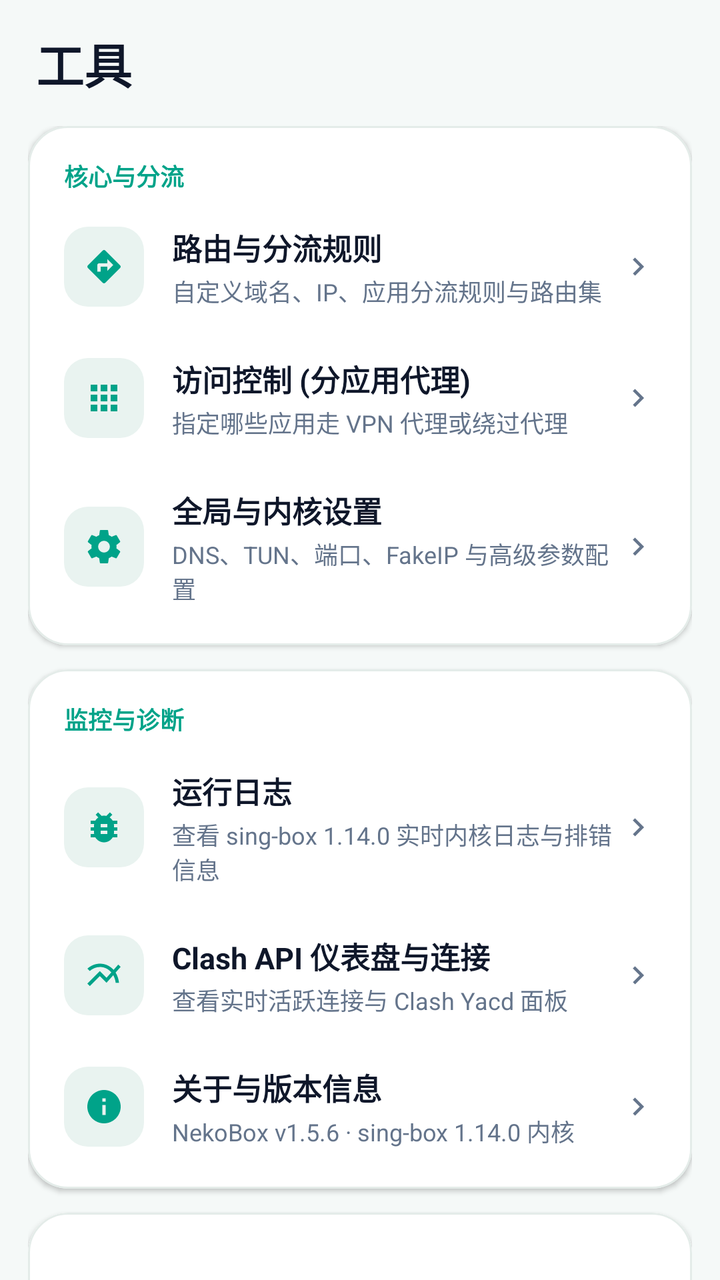
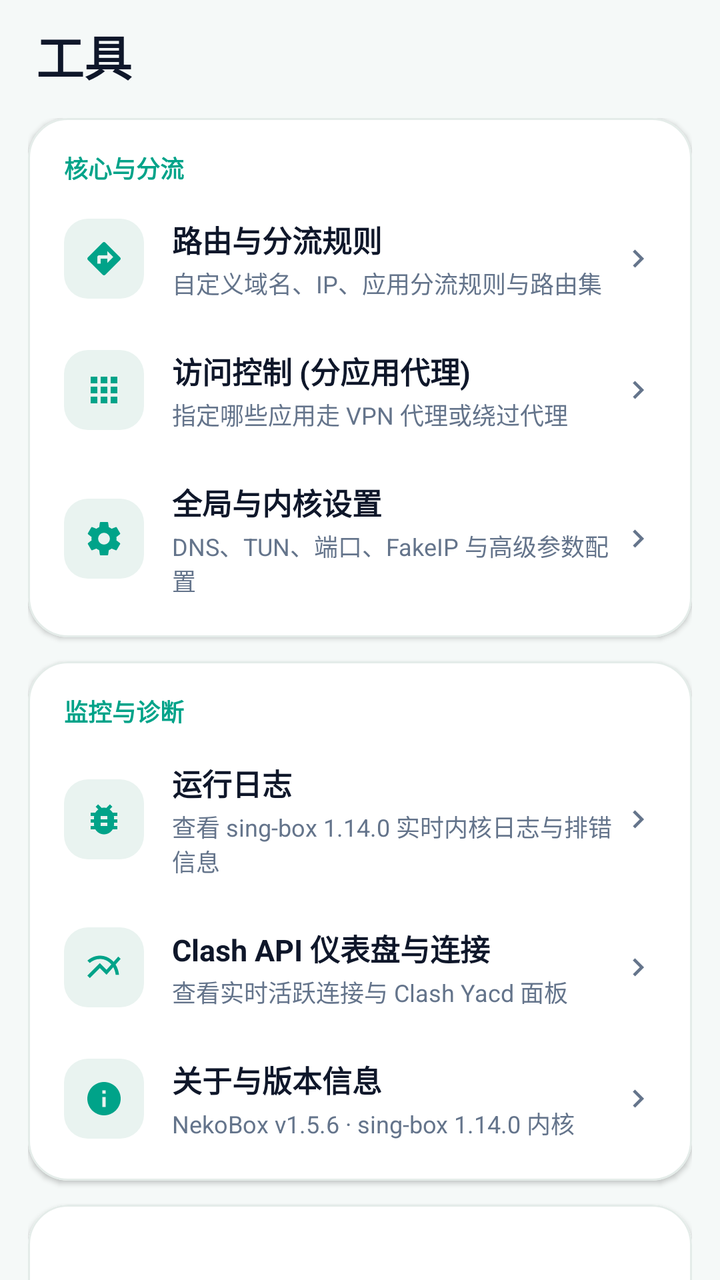

Before-and-after screenshots of an Android layout around one commit, followed by the original layout XML and the change that was made.
<!-- AndroidManifest.xml: application theme Theme.Start -->
<!-- res/layout/layout_tools.xml -->
<?xml version="1.0" encoding="utf-8"?>
<LinearLayout xmlns:android="http://schemas.android.com/apk/res/android"
    xmlns:app="http://schemas.android.com/apk/res-auto"
    xmlns:tools="http://schemas.android.com/tools"
    android:layout_width="match_parent"
    android:layout_height="match_parent"
    android:background="@color/fl_bg_light"
    android:orientation="vertical"
    tools:context=".ui.ToolsFragment">

    
    <androidx.appcompat.widget.Toolbar
        android:id="@+id/toolbar"
        android:layout_width="match_parent"
        android:layout_height="0dp"
        android:visibility="gone" />

    
    <LinearLayout
        android:layout_width="match_parent"
        android:layout_height="wrap_content"
        android:gravity="center_vertical"
        android:orientation="horizontal"
        android:paddingHorizontal="18dp"
        android:paddingTop="14dp"
        android:paddingBottom="10dp">

        <TextView
            android:layout_width="0dp"
            android:layout_height="wrap_content"
            android:layout_weight="1"
            android:text="工具"
            android:textColor="@color/fl_text_primary"
            android:textSize="24sp"
            android:textStyle="bold" />

    </LinearLayout>

    <androidx.core.widget.NestedScrollView
        android:layout_width="match_parent"
        android:layout_height="0dp"
        android:layout_weight="1"
        android:clipToPadding="false"
        android:fillViewport="true"
        android:overScrollMode="never"
        android:paddingBottom="128dp">

        <LinearLayout
            android:layout_width="match_parent"
            android:layout_height="wrap_content"
            android:orientation="vertical"
            android:paddingHorizontal="14dp"
            android:paddingTop="4dp"
            android:paddingBottom="16dp">

            
            <com.google.android.material.card.MaterialCardView
                android:layout_width="match_parent"
                android:layout_height="wrap_content"
                android:layout_marginBottom="12dp"
                app:cardBackgroundColor="@color/fl_card_bg"
                app:cardCornerRadius="20dp"
                app:cardElevation="1.5dp"
                app:strokeColor="@color/fl_card_stroke"
                app:strokeWidth="1dp">

                <LinearLayout
                    android:layout_width="match_parent"
                    android:layout_height="wrap_content"
                    android:orientation="vertical"
                    android:paddingVertical="8dp">

                    <TextView
                        android:layout_width="wrap_content"
                        android:layout_height="wrap_content"
                        android:paddingHorizontal="18dp"
                        android:paddingTop="8dp"
                        android:paddingBottom="4dp"
                        android:text="核心与分流"
                        android:textColor="@color/theme_primary"
                        android:textSize="12sp"
                        android:textStyle="bold" />

                    
                    <LinearLayout
                        android:id="@+id/tool_item_route"
                        android:layout_width="match_parent"
                        android:layout_height="wrap_content"
                        android:background="?attr/selectableItemBackground"
                        android:clickable="true"
                        android:focusable="true"
                        android:gravity="center_vertical"
                        android:orientation="horizontal"
                        android:paddingHorizontal="18dp"
                        android:paddingVertical="12dp">

                        <FrameLayout
                            android:layout_width="40dp"
                            android:layout_height="40dp"
                            android:layout_marginEnd="14dp"
                            android:background="@drawable/bg_fl_group_avatar">

                            <ImageView
                                android:layout_width="20dp"
                                android:layout_height="20dp"
                                android:layout_gravity="center"
                                app:srcCompat="@drawable/ic_maps_directions"
                                app:tint="@color/theme_primary" />
                        </FrameLayout>

                        <LinearLayout
                            android:layout_width="0dp"
                            android:layout_height="wrap_content"
                            android:layout_weight="1"
                            android:orientation="vertical">

                            <TextView
                                android:layout_width="wrap_content"
                                android:layout_height="wrap_content"
                                android:text="路由与分流规则"
                                android:textColor="@color/fl_text_primary"
                                android:textSize="15sp"
                                android:textStyle="bold" />

                            <TextView
                                android:layout_width="wrap_content"
                                android:layout_height="wrap_content"
                                android:layout_marginTop="2dp"
                                android:text="自定义域名、IP、应用分流规则与路由集"
                                android:textColor="@color/fl_text_secondary"
                                android:textSize="12sp" />
                        </LinearLayout>

                        <ImageView
                            android:layout_width="18dp"
                            android:layout_height="18dp"
                            app:srcCompat="@drawable/ic_fl_chevron_right"
                            app:tint="@color/fl_text_secondary" />
                    </LinearLayout>

                    
                    <LinearLayout
                        android:id="@+id/tool_item_apps"
                        android:layout_width="match_parent"
                        android:layout_height="wrap_content"
                        android:background="?attr/selectableItemBackground"
                        android:clickable="true"
                        android:focusable="true"
                        android:gravity="center_vertical"
                        android:orientation="horizontal"
                        android:paddingHorizontal="18dp"
                        android:paddingVertical="12dp">

                        <FrameLayout
                            android:layout_width="40dp"
                            android:layout_height="40dp"
                            android:layout_marginEnd="14dp"
                            android:background="@drawable/bg_fl_group_avatar">

                            <ImageView
                                android:layout_width="20dp"
                                android:layout_height="20dp"
                                android:layout_gravity="center"
                                app:srcCompat="@drawable/ic_navigation_apps"
                                app:tint="@color/theme_primary" />
                        </FrameLayout>

                        <LinearLayout
                            android:layout_width="0dp"
                            android:layout_height="wrap_content"
                            android:layout_weight="1"
                            android:orientation="vertical">

                            <TextView
                                android:layout_width="wrap_content"
                                android:layout_height="wrap_content"
                                android:text="访问控制 (分应用代理)"
                                android:textColor="@color/fl_text_primary"
                                android:textSize="15sp"
                                android:textStyle="bold" />

                            <TextView
                                android:layout_width="wrap_content"
                                android:layout_height="wrap_content"
                                android:layout_marginTop="2dp"
                                android:text="指定哪些应用走 VPN 代理或绕过代理"
                                android:textColor="@color/fl_text_secondary"
                                android:textSize="12sp" />
                        </LinearLayout>

                        <ImageView
                            android:layout_width="18dp"
                            android:layout_height="18dp"
                            app:srcCompat="@drawable/ic_fl_chevron_right"
                            app:tint="@color/fl_text_secondary" />
                    </LinearLayout>

                    
                    <LinearLayout
                        android:id="@+id/tool_item_settings"
                        android:layout_width="match_parent"
                        android:layout_height="wrap_content"
                        android:background="?attr/selectableItemBackground"
                        android:clickable="true"
                        android:focusable="true"
                        android:gravity="center_vertical"
                        android:orientation="horizontal"
                        android:paddingHorizontal="18dp"
                        android:paddingVertical="12dp">

                        <FrameLayout
                            android:layout_width="40dp"
                            android:layout_height="40dp"
                            android:layout_marginEnd="14dp"
                            android:background="@drawable/bg_fl_group_avatar">

                            <ImageView
                                android:layout_width="20dp"
                                android:layout_height="20dp"
                                android:layout_gravity="center"
                                app:srcCompat="@drawable/ic_action_settings"
                                app:tint="@color/theme_primary" />
                        </FrameLayout>

                        <LinearLayout
                            android:layout_width="0dp"
                            android:layout_height="wrap_content"
                            android:layout_weight="1"
                            android:orientation="vertical">

                            <TextView
                                android:layout_width="wrap_content"
                                android:layout_height="wrap_content"
                                android:text="全局与内核设置"
                                android:textColor="@color/fl_text_primary"
                                android:textSize="15sp"
                                android:textStyle="bold" />

                            <TextView
                                android:layout_width="wrap_content"
                                android:layout_height="wrap_content"
                                android:layout_marginTop="2dp"
                                android:text="DNS、TUN、端口、FakeIP 与高级参数配置"
                                android:textColor="@color/fl_text_secondary"
                                android:textSize="12sp" />
                        </LinearLayout>

                        <ImageView
                            android:layout_width="18dp"
                            android:layout_height="18dp"
                            app:srcCompat="@drawable/ic_fl_chevron_right"
                            app:tint="@color/fl_text_secondary" />
                    </LinearLayout>

                </LinearLayout>
            </com.google.android.material.card.MaterialCardView>

            
            <com.google.android.material.card.MaterialCardView
                android:layout_width="match_parent"
                android:layout_height="wrap_content"
                android:layout_marginBottom="12dp"
                app:cardBackgroundColor="@color/fl_card_bg"
                app:cardCornerRadius="20dp"
                app:cardElevation="1.5dp"
                app:strokeColor="@color/fl_card_stroke"
                app:strokeWidth="1dp">

                <LinearLayout
                    android:layout_width="match_parent"
                    android:layout_height="wrap_content"
                    android:orientation="vertical"
                    android:paddingVertical="8dp">

                    <TextView
                        android:layout_width="wrap_content"
                        android:layout_height="wrap_content"
                        android:paddingHorizontal="18dp"
                        android:paddingTop="8dp"
                        android:paddingBottom="4dp"
                        android:text="监控与诊断"
                        android:textColor="@color/theme_primary"
                        android:textSize="12sp"
                        android:textStyle="bold" />

                    
                    <LinearLayout
                        android:id="@+id/tool_item_logcat"
                        android:layout_width="match_parent"
                        android:layout_height="wrap_content"
                        android:background="?attr/selectableItemBackground"
                        android:clickable="true"
                        android:focusable="true"
                        android:gravity="center_vertical"
                        android:orientation="horizontal"
                        android:paddingHorizontal="18dp"
                        android:paddingVertical="12dp">

                        <FrameLayout
                            android:layout_width="40dp"
                            android:layout_height="40dp"
                            android:layout_marginEnd="14dp"
                            android:background="@drawable/bg_fl_group_avatar">

                            <ImageView
                                android:layout_width="20dp"
                                android:layout_height="20dp"
                                android:layout_gravity="center"
                                app:srcCompat="@drawable/ic_baseline_bug_report_24"
                                app:tint="@color/theme_primary" />
                        </FrameLayout>

                        <LinearLayout
                            android:layout_width="0dp"
                            android:layout_height="wrap_content"
                            android:layout_weight="1"
                            android:orientation="vertical">

                            <TextView
                                android:layout_width="wrap_content"
                                android:layout_height="wrap_content"
                                android:text="运行日志"
                                android:textColor="@color/fl_text_primary"
                                android:textSize="15sp"
                                android:textStyle="bold" />

                            <TextView
                                android:layout_width="wrap_content"
                                android:layout_height="wrap_content"
                                android:layout_marginTop="2dp"
                                android:text="查看 sing-box 1.14.0 实时内核日志与排错信息"
                                android:textColor="@color/fl_text_secondary"
                                android:textSize="12sp" />
                        </LinearLayout>

                        <ImageView
                            android:layout_width="18dp"
                            android:layout_height="18dp"
                            app:srcCompat="@drawable/ic_fl_chevron_right"
                            app:tint="@color/fl_text_secondary" />
                    </LinearLayout>

                    
                    <LinearLayout
                        android:id="@+id/tool_item_traffic"
                        android:layout_width="match_parent"
                        android:layout_height="wrap_content"
                        android:background="?attr/selectableItemBackground"
                        android:clickable="true"
                        android:focusable="true"
                        android:gravity="center_vertical"
                        android:orientation="horizontal"
                        android:paddingHorizontal="18dp"
                        android:paddingVertical="12dp">

                        <FrameLayout
                            android:layout_width="40dp"
                            android:layout_height="40dp"
                            android:layout_marginEnd="14dp"
                            android:background="@drawable/bg_fl_group_avatar">

                            <ImageView
                                android:layout_width="20dp"
                                android:layout_height="20dp"
                                android:layout_gravity="center"
                                app:srcCompat="@drawable/ic_baseline_multiline_chart_24"
                                app:tint="@color/theme_primary" />
                        </FrameLayout>

                        <LinearLayout
                            android:layout_width="0dp"
                            android:layout_height="wrap_content"
                            android:layout_weight="1"
                            android:orientation="vertical">

                            <TextView
                                android:layout_width="wrap_content"
                                android:layout_height="wrap_content"
                                android:text="Clash API 仪表盘与连接"
                                android:textColor="@color/fl_text_primary"
                                android:textSize="15sp"
                                android:textStyle="bold" />

                            <TextView
                                android:layout_width="wrap_content"
                                android:layout_height="wrap_content"
                                android:layout_marginTop="2dp"
                                android:text="查看实时活跃连接与 Clash Yacd 面板"
                                android:textColor="@color/fl_text_secondary"
                                android:textSize="12sp" />
                        </LinearLayout>

                        <ImageView
                            android:layout_width="18dp"
                            android:layout_height="18dp"
                            app:srcCompat="@drawable/ic_fl_chevron_right"
                            app:tint="@color/fl_text_secondary" />
                    </LinearLayout>

                    
                    <LinearLayout
                        android:id="@+id/tool_item_about"
                        android:layout_width="match_parent"
                        android:layout_height="wrap_content"
                        android:background="?attr/selectableItemBackground"
                        android:clickable="true"
                        android:focusable="true"
                        android:gravity="center_vertical"
                        android:orientation="horizontal"
                        android:paddingHorizontal="18dp"
                        android:paddingVertical="12dp">

                        <FrameLayout
                            android:layout_width="40dp"
                            android:layout_height="40dp"
                            android:layout_marginEnd="14dp"
                            android:background="@drawable/bg_fl_group_avatar">

                            <ImageView
                                android:layout_width="20dp"
                                android:layout_height="20dp"
                                android:layout_gravity="center"
                                app:srcCompat="@drawable/ic_baseline_info_24"
                                app:tint="@color/theme_primary" />
                        </FrameLayout>

                        <LinearLayout
                            android:layout_width="0dp"
                            android:layout_height="wrap_content"
                            android:layout_weight="1"
                            android:orientation="vertical">

                            <TextView
                                android:layout_width="wrap_content"
                                android:layout_height="wrap_content"
                                android:text="关于与版本信息"
                                android:textColor="@color/fl_text_primary"
                                android:textSize="15sp"
                                android:textStyle="bold" />

                            <TextView
                                android:layout_width="wrap_content"
                                android:layout_height="wrap_content"
                                android:layout_marginTop="2dp"
                                android:text="NekoBox v1.5.6 · sing-box 1.14.0 内核"
                                android:textColor="@color/fl_text_secondary"
                                android:textSize="12sp" />
                        </LinearLayout>

                        <ImageView
                            android:layout_width="18dp"
                            android:layout_height="18dp"
                            app:srcCompat="@drawable/ic_fl_chevron_right"
                            app:tint="@color/fl_text_secondary" />
                    </LinearLayout>

                </LinearLayout>
            </com.google.android.material.card.MaterialCardView>

            
            <com.google.android.material.card.MaterialCardView
                android:layout_width="match_parent"
                android:layout_height="wrap_content"
                app:cardBackgroundColor="@color/fl_card_bg"
                app:cardCornerRadius="20dp"
                app:cardElevation="1.5dp"
                app:strokeColor="@color/fl_card_stroke"
                app:strokeWidth="1dp">

                <LinearLayout
                    android:layout_width="match_parent"
                    android:layout_height="wrap_content"
                    android:orientation="vertical">

                    <com.google.android.material.tabs.TabLayout
                        android:id="@+id/tools_tab"
                        android:layout_width="match_parent"
                        android:layout_height="44dp"
                        android:background="@color/fl_card_bg"
                        app:tabIndicatorColor="@color/theme_primary"
                        app:tabIndicatorFullWidth="false"
                        app:tabIndicatorHeight="3dp"
                        app:tabMode="fixed"
                        app:tabSelectedTextColor="@color/theme_primary"
                        app:tabTextColor="@color/fl_text_secondary" />

                    <androidx.viewpager2.widget.ViewPager2
                        android:id="@+id/tools_pager"
                        android:layout_width="match_parent"
                        android:layout_height="420dp" />

                </LinearLayout>
            </com.google.android.material.card.MaterialCardView>

        </LinearLayout>
    </androidx.core.widget.NestedScrollView>

</LinearLayout>
<!-- resources referenced by this layout -->
<resources>
  <color name="fl_bg_light">#F5F9F8</color>
  <color name="fl_card_bg">#FFFFFF</color>
  <color name="fl_card_stroke">#E4ECE9</color>
  <color name="fl_text_primary">#0F172A</color>
  <color name="fl_text_secondary">#64748B</color>
  <color name="theme_primary">#00A389</color>
  <!-- drawable bg_fl_group_avatar (drawable) -->
  <?xml version="1.0" encoding="utf-8"?>
  <shape xmlns:android="http://schemas.android.com/apk/res/android"
      android:shape="rectangle">
      <corners android:radius="12dp" />
      <solid android:color="@color/fl_tonal_btn_bg" />
  </shape>
  <!-- drawable ic_baseline_info_24 (drawable) -->
  <vector xmlns:android="http://schemas.android.com/apk/res/android"
      android:width="24dp"
      android:height="24dp"
      android:viewportWidth="24"
      android:viewportHeight="24"
      android:tint="?attr/colorControlNormal">
    <path
        android:fillColor="@android:color/white"
        android:pathData="M12,2C6.48,2 2,6.48 2,12s4.48,10 10,10 10,-4.48 10,-10S17.52,2 12,2zM13,17h-2v-6h2v6zM13,9h-2L11,7h2v2z"/>
  </vector>
  <!-- drawable ic_baseline_multiline_chart_24 (drawable) -->
  <vector xmlns:android="http://schemas.android.com/apk/res/android"
      android:width="24dp"
      android:height="24dp"
      android:viewportWidth="24"
      android:viewportHeight="24"
      android:tint="?attr/colorControlNormal"
      android:autoMirrored="true">
    <path
        android:fillColor="@android:color/white"
        android:pathData="M22,6.92l-1.41,-1.41 -2.85,3.21C15.68,6.4 12.83,5 9.61,5 6.72,5 4.07,6.16 2,8l1.42,1.42C5.12,7.93 7.27,7 9.61,7c2.74,0 5.09,1.26 6.77,3.24l-2.88,3.24 -4,-4L2,16.99l1.5,1.5 6,-6.01 4,4 4.05,-4.55c0.75,1.35 1.25,2.9 1.44,4.55H21c-0.22,-2.3 -0.95,-4.39 -2.04,-6.14L22,6.92z"/>
  </vector>
  <!-- drawable ic_fl_chevron_right (drawable) -->
  <?xml version="1.0" encoding="utf-8"?>
  <vector xmlns:android="http://schemas.android.com/apk/res/android"
      android:width="24dp"
      android:height="24dp"
      android:viewportWidth="24"
      android:viewportHeight="24">
      <path
          android:fillColor="#FF000000"
          android:pathData="M10,6L8.59,7.41 13.17,12l-4.58,4.59L10,18l6,-6z" />
  </vector>
  <!-- drawable ic_maps_directions (drawable) -->
  <vector android:autoMirrored="true" android:height="24dp"
      android:viewportHeight="24.0" android:viewportWidth="24.0"
      android:width="24dp" xmlns:android="http://schemas.android.com/apk/res/android"
      android:tint="?attr/colorControlNormal">
      <path android:fillColor="#FF000000" android:pathData="M21.71,11.29l-9,-9c-0.39,-0.39 -1.02,-0.39 -1.41,0l-9,9c-0.39,0.39 -0.39,1.02 0,1.41l9,9c0.39,0.39 1.02,0.39 1.41,0l9,-9c0.39,-0.38 0.39,-1.01 0,-1.41zM14,14.5V12h-4v3H8v-4c0,-0.55 0.45,-1 1,-1h5V7.5l3.5,3.5 -3.5,3.5z"/>
  </vector>
  <!-- drawable ic_navigation_apps (drawable) -->
  <vector xmlns:android="http://schemas.android.com/apk/res/android"
      android:width="24dp"
      android:height="24dp"
      android:viewportWidth="24"
      android:viewportHeight="24"
      android:tint="?attr/colorControlNormal">
    <path
        android:fillColor="#FF000000"
        android:pathData="M4,8h4L8,4L4,4v4zM10,20h4v-4h-4v4zM4,20h4v-4L4,16v4zM4,14h4v-4L4,10v4zM10,14h4v-4h-4v4zM16,4v4h4L20,4h-4zM10,8h4L14,4h-4v4zM16,14h4v-4h-4v4zM16,20h4v-4h-4v4z"/>
  </vector>
  <style name="Theme.Start" parent="Theme.MaterialComponents.DayNight">
          <item name="android:navigationBarColor">@android:color/transparent</item>
          <item name="colorPrimary">@android:color/transparent</item>
          <item name="colorPrimaryDark">@android:color/transparent</item>
          <item name="android:backgroundDimEnabled">false</item>
          <item name="android:windowNoTitle">true</item>
          <item name="windowActionBar">false</item>
          <item name="windowNoTitle">true</item>
      </style>
  <color name="fl_tonal_btn_bg">#E9F3F0</color>
  <!-- unchanged entries left out for length: 2 -->
</resources>

<!-- the commit's change to res/layout/layout_tools.xml (unified diff, before → after) -->
@@ -22,7 +22,7 @@
         android:gravity="center_vertical"
         android:orientation="horizontal"
         android:paddingHorizontal="18dp"
-        android:paddingTop="14dp"
+        android:paddingTop="10dp"
         android:paddingBottom="10dp">
 
         <TextView
